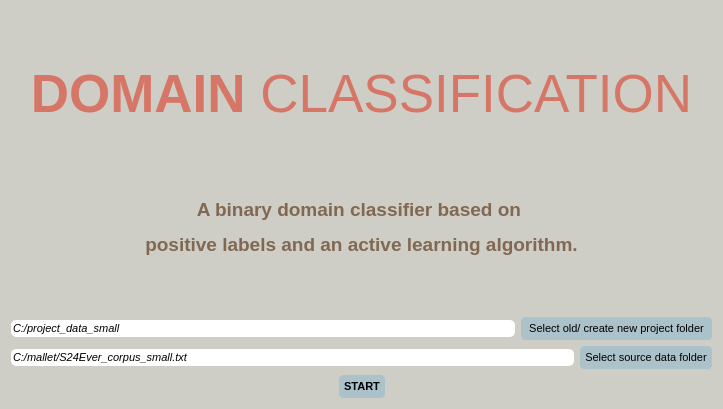
This is UIs/menuConfig.ui in IntelCompH2020/domain_classification as Qt 5 draws it before an edit. The edited form follows.
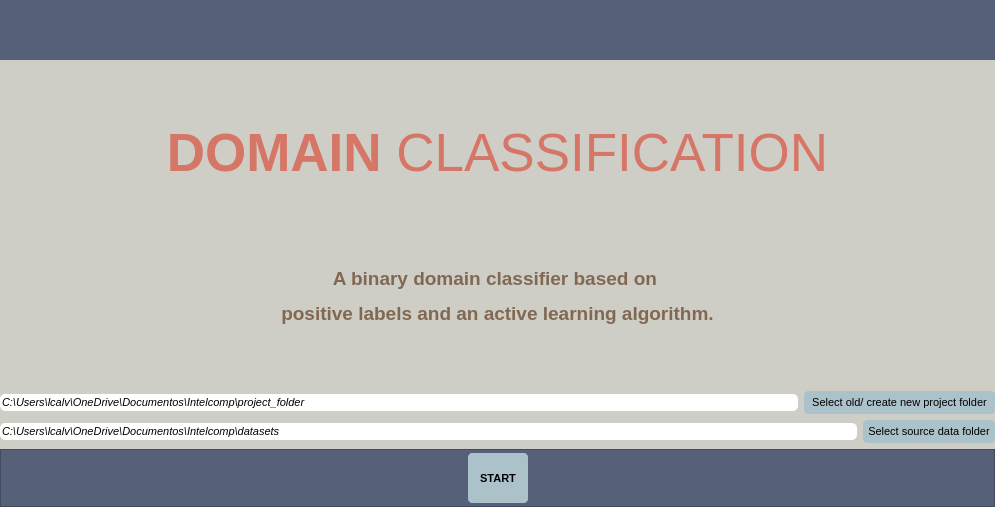
This is the edited form.

Patch:
```diff
--- a/UIs/menuConfig.ui
+++ b/UIs/menuConfig.ui
@@ -6,8 +6,8 @@
    <rect>
     <x>0</x>
     <y>0</y>
-    <width>723</width>
-    <height>409</height>
+    <width>995</width>
+    <height>507</height>
    </rect>
   </property>
   <property name="windowTitle">
@@ -16,13 +16,50 @@
   <property name="styleSheet">
    <string notr="true">background-color: #CFCEC6;</string>
   </property>
-  <layout class="QHBoxLayout" name="horizontalLayout_6">
-   <item>
-    <layout class="QVBoxLayout" name="verticalLayout_3">
-     <item>
-      <layout class="QHBoxLayout" name="horizontalLayout_5">
-       <item>
         <layout class="QVBoxLayout" name="verticalLayout_2">
+   <property name="leftMargin">
+    <number>0</number>
+   </property>
+   <property name="topMargin">
+    <number>0</number>
+   </property>
+   <property name="rightMargin">
+    <number>0</number>
+   </property>
+   <property name="bottomMargin">
+    <number>0</number>
+   </property>
+   <item>
+    <widget class="QFrame" name="frame_top_btns">
+     <property name="sizePolicy">
+      <sizepolicy hsizetype="Preferred" vsizetype="Maximum">
+       <horstretch>0</horstretch>
+       <verstretch>0</verstretch>
+      </sizepolicy>
+     </property>
+     <property name="minimumSize">
+      <size>
+       <width>0</width>
+       <height>30</height>
+      </size>
+     </property>
+     <property name="maximumSize">
+      <size>
+       <width>16777215</width>
+       <height>60</height>
+      </size>
+     </property>
+     <property name="styleSheet">
+      <string notr="true">background-color: #576079;</string>
+     </property>
+     <property name="frameShape">
+      <enum>QFrame::NoFrame</enum>
+     </property>
+     <property name="frameShadow">
+      <enum>QFrame::Raised</enum>
+     </property>
+    </widget>
+   </item>
          <item>
           <spacer name="horizontalSpacer_4">
            <property name="orientation">
@@ -30,7 +67,7 @@
            </property>
            <property name="sizeHint" stdset="0">
             <size>
-             <width>40</width>
+       <width>992</width>
              <height>20</height>
             </size>
            </property>
@@ -86,27 +123,23 @@
            </property>
           </widget>
          </item>
-        </layout>
-       </item>
-      </layout>
-     </item>
-     <item>
-      <spacer name="horizontalSpacer">
-       <property name="orientation">
-        <enum>Qt::Horizontal</enum>
-       </property>
-       <property name="sizeHint" stdset="0">
-        <size>
-         <width>40</width>
-         <height>20</height>
-        </size>
-       </property>
-      </spacer>
-     </item>
      <item>
       <layout class="QVBoxLayout" name="verticalLayout">
        <item>
-        <layout class="QHBoxLayout" name="horizontalLayout">
+      <spacer name="horizontalSpacer">
+       <property name="orientation">
+        <enum>Qt::Horizontal</enum>
+       </property>
+       <property name="sizeHint" stdset="0">
+        <size>
+         <width>40</width>
+         <height>20</height>
+        </size>
+       </property>
+      </spacer>
+     </item>
+     <item>
+      <layout class="QHBoxLayout" name="horizontalLayout_2">
          <item>
           <widget class="QLineEdit" name="showProjectFolder">
            <property name="sizePolicy">
@@ -133,7 +166,7 @@
 }</string>
            </property>
            <property name="text">
-            <string>C:/project_data_small</string>
+          <string>C:\Users\lcalv\OneDrive\Documentos\Intelcomp\project_folder</string>
            </property>
           </widget>
          </item>
@@ -176,7 +209,7 @@
         </layout>
        </item>
        <item>
-        <layout class="QHBoxLayout" name="horizontalLayout_2">
+      <layout class="QHBoxLayout" name="horizontalLayout_3">
          <item>
           <widget class="QLineEdit" name="showSourceDataFolder">
            <property name="sizePolicy">
@@ -201,7 +234,7 @@
 }</string>
            </property>
            <property name="text">
-            <string>C:/mallet/S24Ever_corpus_small.txt</string>
+          <string>C:\Users\lcalv\OneDrive\Documentos\Intelcomp\datasets</string>
            </property>
           </widget>
          </item>
@@ -244,9 +277,39 @@
         </layout>
        </item>
        <item>
+      <widget class="QFrame" name="frame">
+       <property name="sizePolicy">
+        <sizepolicy hsizetype="Preferred" vsizetype="Fixed">
+         <horstretch>0</horstretch>
+         <verstretch>0</verstretch>
+        </sizepolicy>
+       </property>
+       <property name="minimumSize">
+        <size>
+         <width>60</width>
+         <height>25</height>
+        </size>
+       </property>
+       <property name="styleSheet">
+        <string notr="true">background-color: #576079;</string>
+       </property>
+       <property name="frameShape">
+        <enum>QFrame::StyledPanel</enum>
+       </property>
+       <property name="frameShadow">
+        <enum>QFrame::Raised</enum>
+       </property>
         <layout class="QHBoxLayout" name="horizontalLayout_4">
+        <property name="topMargin">
+         <number>3</number>
+        </property>
+        <property name="bottomMargin">
+         <number>3</number>
+        </property>
          <item>
-          <spacer name="horizontalSpacer_3">
+         <layout class="QHBoxLayout" name="horizontalLayout">
+          <item>
+           <spacer name="horizontalSpacer_2">
            <property name="orientation">
             <enum>Qt::Horizontal</enum>
            </property>
@@ -266,6 +329,12 @@
              <verstretch>0</verstretch>
             </sizepolicy>
            </property>
+            <property name="minimumSize">
+             <size>
+              <width>60</width>
+              <height>50</height>
+             </size>
+            </property>
            <property name="font">
             <font>
              <family>Arial</family>
@@ -295,7 +364,7 @@
           </widget>
          </item>
          <item>
-          <spacer name="horizontalSpacer_2">
+           <spacer name="horizontalSpacer_3">
            <property name="orientation">
             <enum>Qt::Horizontal</enum>
            </property>
@@ -310,6 +379,7 @@
         </layout>
        </item>
       </layout>
+      </widget>
      </item>
     </layout>
    </item>
```
Lines whose indentation alone changed are shown as unchanged.
